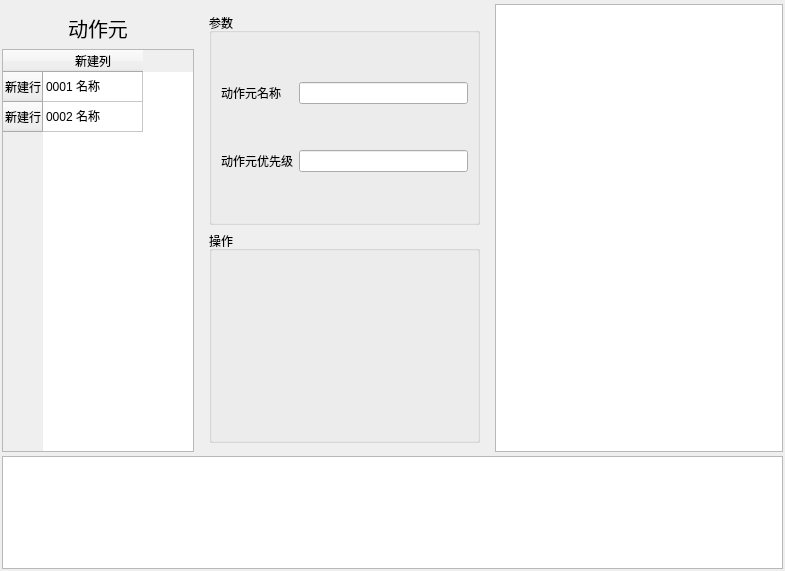
This is DrillGIFActionSequenceEditor/Source/ActionSeqModule/actionPart/p_ActionPart.ui in DrillUp/DrillGIFActionSequenceEditor as Qt 5 draws it before an edit. The edited form follows.
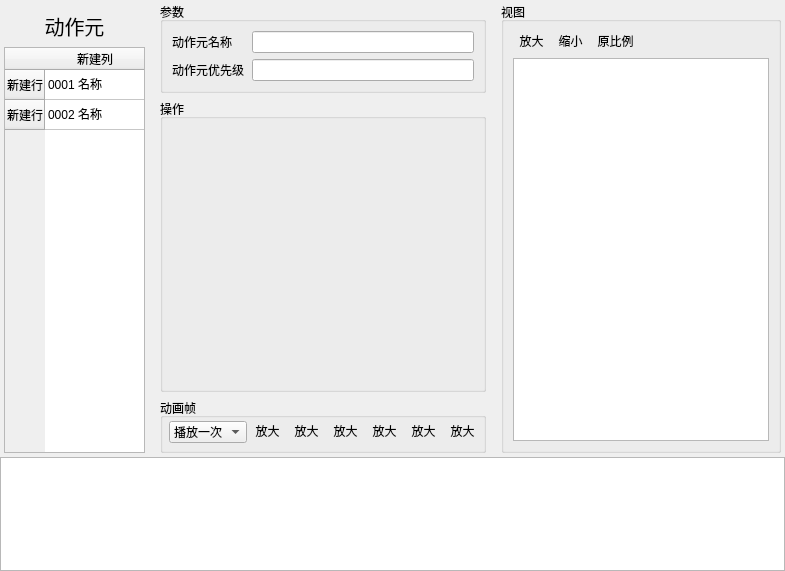
This is the edited form. Icons and pictures are not drawn.

Patch:
```diff
--- a/DrillGIFActionSequenceEditor/Source/ActionSeqModule/actionPart/p_ActionPart.ui
+++ b/DrillGIFActionSequenceEditor/Source/ActionSeqModule/actionPart/p_ActionPart.ui
@@ -18,16 +18,16 @@
     <number>2</number>
    </property>
    <property name="leftMargin">
-    <number>2</number>
+    <number>0</number>
    </property>
    <property name="topMargin">
-    <number>2</number>
+    <number>0</number>
    </property>
    <property name="rightMargin">
-    <number>2</number>
+    <number>0</number>
    </property>
    <property name="bottomMargin">
-    <number>2</number>
+    <number>0</number>
    </property>
    <item>
     <widget class="QWidget" name="widget" native="true">
@@ -36,20 +36,20 @@
        <number>0</number>
       </property>
       <property name="leftMargin">
-       <number>0</number>
+       <number>4</number>
       </property>
       <property name="topMargin">
        <number>0</number>
       </property>
       <property name="rightMargin">
-       <number>0</number>
+       <number>4</number>
       </property>
       <property name="bottomMargin">
        <number>0</number>
       </property>
       <item>
        <widget class="QWidget" name="widget_2" native="true">
-        <layout class="QHBoxLayout" name="horizontalLayout_2" stretch="2,3,3">
+        <layout class="QHBoxLayout" name="horizontalLayout_2" stretch="2,3,0">
          <property name="leftMargin">
           <number>0</number>
          </property>
@@ -140,6 +140,12 @@
             </sizepolicy>
            </property>
            <layout class="QVBoxLayout" name="verticalLayout_3">
+            <property name="topMargin">
+             <number>0</number>
+            </property>
+            <property name="bottomMargin">
+             <number>0</number>
+            </property>
             <item>
              <widget class="QGroupBox" name="groupBox">
               <property name="title">
@@ -174,13 +180,323 @@
               <property name="title">
                <string>操作</string>
               </property>
+              <layout class="QGridLayout" name="gridLayout_2">
+               <item row="0" column="0">
+                <spacer name="verticalSpacer">
+                 <property name="orientation">
+                  <enum>Qt::Vertical</enum>
+                 </property>
+                 <property name="sizeHint" stdset="0">
+                  <size>
+                   <width>20</width>
+                   <height>278</height>
+                  </size>
+                 </property>
+                </spacer>
+               </item>
+              </layout>
+             </widget>
+            </item>
+            <item>
+             <widget class="QGroupBox" name="groupBox_4">
+              <property name="styleSheet">
+               <string notr="true">
+/* 选项卡中的 按钮 样式 */
+QToolButton{
+	padding:1px;
+	padding-bottom:4px;
+	border: 1px solid transparent;
+	background: rgba(255,255,255,0);
+}
+QToolButton:hover{
+	border-radius:1px;
+	border:1px solid #f2ca58;
+	background-color: qlineargradient(spread:pad, x1:0, y1:0, x2:0, y2:1, stop:0 #fdecad, stop:0.3 #fde48c, stop:0.9 #fce58c, stop:1 #fdfadf )
+}
+
+QPushButton{
+	border: 1px solid transparent;
+	background: rgba(255,255,255,0);
+}
+QPushButton:hover{
+	border-radius:1px;
+	border:1px solid #f2ca58;
+	background-color: qlineargradient(spread:pad, x1:0, y1:0, x2:0, y2:1, stop:0 #fdecad, stop:0.3 #fde48c, stop:0.9 #fce58c, stop:1 #fdfadf );
+}</string>
+              </property>
+              <property name="title">
+               <string>动画帧</string>
+              </property>
+              <layout class="QHBoxLayout" name="horizontalLayout_3">
+               <property name="spacing">
+                <number>2</number>
+               </property>
+               <property name="leftMargin">
+                <number>6</number>
+               </property>
+               <property name="topMargin">
+                <number>0</number>
+               </property>
+               <property name="rightMargin">
+                <number>2</number>
+               </property>
+               <property name="bottomMargin">
+                <number>4</number>
+               </property>
+               <item>
+                <widget class="QComboBox" name="comboBox">
+                 <item>
+                  <property name="text">
+                   <string>播放一次</string>
+                  </property>
+                 </item>
+                 <item>
+                  <property name="text">
+                   <string>播放两次</string>
+                  </property>
+                 </item>
+                 <item>
+                  <property name="text">
+                   <string>播放三次</string>
+                  </property>
+                 </item>
+                </widget>
+               </item>
+               <item>
+                <widget class="QToolButton" name="toolButton_start">
+                 <property name="text">
+                  <string>放大</string>
+                 </property>
+                 <property name="icon">
+                  <iconset resource="../../../drillgifactionsequenceeditor.qrc">
+                   <normaloff>:/DrillGIFActionSequenceEditor/Resources/icons/player/Play_Start.png</normaloff>:/DrillGIFActionSequenceEditor/Resources/icons/player/Play_Start.png</iconset>
+                 </property>
+                 <property name="iconSize">
+                  <size>
+                   <width>20</width>
+                   <height>20</height>
+                  </size>
+                 </property>
+                </widget>
+               </item>
+               <item>
+                <widget class="QToolButton" name="toolButton_last">
+                 <property name="text">
+                  <string>放大</string>
+                 </property>
+                 <property name="icon">
+                  <iconset resource="../../../drillgifactionsequenceeditor.qrc">
+                   <normaloff>:/DrillGIFActionSequenceEditor/Resources/icons/player/Play_Last.png</normaloff>:/DrillGIFActionSequenceEditor/Resources/icons/player/Play_Last.png</iconset>
+                 </property>
+                 <property name="iconSize">
+                  <size>
+                   <width>20</width>
+                   <height>20</height>
+                  </size>
+                 </property>
+                </widget>
+               </item>
+               <item>
+                <widget class="QToolButton" name="toolButton_play">
+                 <property name="text">
+                  <string>放大</string>
+                 </property>
+                 <property name="icon">
+                  <iconset resource="../../../drillgifactionsequenceeditor.qrc">
+                   <normaloff>:/DrillGIFActionSequenceEditor/Resources/icons/player/Play_Run.png</normaloff>:/DrillGIFActionSequenceEditor/Resources/icons/player/Play_Run.png</iconset>
+                 </property>
+                 <property name="iconSize">
+                  <size>
+                   <width>20</width>
+                   <height>20</height>
+                  </size>
+                 </property>
+                </widget>
+               </item>
+               <item>
+                <widget class="QToolButton" name="toolButton_next">
+                 <property name="text">
+                  <string>放大</string>
+                 </property>
+                 <property name="icon">
+                  <iconset resource="../../../drillgifactionsequenceeditor.qrc">
+                   <normaloff>:/DrillGIFActionSequenceEditor/Resources/icons/player/Play_Next.png</normaloff>:/DrillGIFActionSequenceEditor/Resources/icons/player/Play_Next.png</iconset>
+                 </property>
+                 <property name="iconSize">
+                  <size>
+                   <width>20</width>
+                   <height>20</height>
+                  </size>
+                 </property>
+                </widget>
+               </item>
+               <item>
+                <widget class="QToolButton" name="toolButton_new">
+                 <property name="text">
+                  <string>放大</string>
+                 </property>
+                 <property name="icon">
+                  <iconset resource="../../../drillgifactionsequenceeditor.qrc">
+                   <normaloff>:/DrillGIFActionSequenceEditor/Resources/icons/menu/Common_New.png</normaloff>:/DrillGIFActionSequenceEditor/Resources/icons/menu/Common_New.png</iconset>
+                 </property>
+                 <property name="iconSize">
+                  <size>
+                   <width>20</width>
+                   <height>20</height>
+                  </size>
+                 </property>
+                </widget>
+               </item>
+               <item>
+                <widget class="QToolButton" name="toolButton_setting">
+                 <property name="text">
+                  <string>放大</string>
+                 </property>
+                 <property name="icon">
+                  <iconset resource="../../../drillgifactionsequenceeditor.qrc">
+                   <normaloff>:/DrillGIFActionSequenceEditor/Resources/icons/menu/Common_Setting.png</normaloff>:/DrillGIFActionSequenceEditor/Resources/icons/menu/Common_Setting.png</iconset>
+                 </property>
+                 <property name="iconSize">
+                  <size>
+                   <width>20</width>
+                   <height>20</height>
+                  </size>
+                 </property>
+                </widget>
+               </item>
+              </layout>
              </widget>
             </item>
            </layout>
           </widget>
          </item>
          <item>
-          <widget class="QGraphicsView" name="graphicsView"/>
+          <widget class="QGroupBox" name="groupBox_3">
+           <property name="title">
+            <string>视图</string>
+           </property>
+           <layout class="QVBoxLayout" name="verticalLayout_5">
+            <property name="spacing">
+             <number>2</number>
+            </property>
+            <property name="topMargin">
+             <number>6</number>
+            </property>
+            <item>
+             <widget class="QWidget" name="widget_5" native="true">
+              <property name="styleSheet">
+               <string notr="true">
+/* 选项卡中的 按钮 样式 */
+QToolButton{
+	padding:1px;
+	padding-bottom:4px;
+	border: 1px solid transparent;
+	background: rgba(255,255,255,0);
+}
+QToolButton:hover{
+	border-radius:1px;
+	border:1px solid #f2ca58;
+	background-color: qlineargradient(spread:pad, x1:0, y1:0, x2:0, y2:1, stop:0 #fdecad, stop:0.3 #fde48c, stop:0.9 #fce58c, stop:1 #fdfadf )
+}
+
+QPushButton{
+	border: 1px solid transparent;
+	background: rgba(255,255,255,0);
+}
+QPushButton:hover{
+	border-radius:1px;
+	border:1px solid #f2ca58;
+	background-color: qlineargradient(spread:pad, x1:0, y1:0, x2:0, y2:1, stop:0 #fdecad, stop:0.3 #fde48c, stop:0.9 #fce58c, stop:1 #fdfadf );
+}</string>
+              </property>
+              <layout class="QHBoxLayout" name="horizontalLayout">
+               <property name="spacing">
+                <number>2</number>
+               </property>
+               <property name="leftMargin">
+                <number>0</number>
+               </property>
+               <property name="topMargin">
+                <number>0</number>
+               </property>
+               <property name="rightMargin">
+                <number>0</number>
+               </property>
+               <property name="bottomMargin">
+                <number>0</number>
+               </property>
+               <item>
+                <widget class="QToolButton" name="toolButton_zoom_in">
+                 <property name="text">
+                  <string>放大</string>
+                 </property>
+                 <property name="icon">
+                  <iconset resource="../../../drillgifactionsequenceeditor.qrc">
+                   <normaloff>:/DrillGIFActionSequenceEditor/Resources/icons/view/Zoom_In.png</normaloff>:/DrillGIFActionSequenceEditor/Resources/icons/view/Zoom_In.png</iconset>
+                 </property>
+                 <property name="iconSize">
+                  <size>
+                   <width>24</width>
+                   <height>24</height>
+                  </size>
+                 </property>
+                </widget>
+               </item>
+               <item>
+                <widget class="QToolButton" name="toolButton_zoom_out">
+                 <property name="text">
+                  <string>缩小</string>
+                 </property>
+                 <property name="icon">
+                  <iconset resource="../../../drillgifactionsequenceeditor.qrc">
+                   <normaloff>:/DrillGIFActionSequenceEditor/Resources/icons/view/Zoom_Out.png</normaloff>:/DrillGIFActionSequenceEditor/Resources/icons/view/Zoom_Out.png</iconset>
+                 </property>
+                 <property name="iconSize">
+                  <size>
+                   <width>24</width>
+                   <height>24</height>
+                  </size>
+                 </property>
+                </widget>
+               </item>
+               <item>
+                <widget class="QToolButton" name="toolButton_zoom_regular">
+                 <property name="text">
+                  <string>原比例</string>
+                 </property>
+                 <property name="icon">
+                  <iconset resource="../../../drillgifactionsequenceeditor.qrc">
+                   <normaloff>:/DrillGIFActionSequenceEditor/Resources/icons/view/Zoom_Regular.png</normaloff>:/DrillGIFActionSequenceEditor/Resources/icons/view/Zoom_Regular.png</iconset>
+                 </property>
+                 <property name="iconSize">
+                  <size>
+                   <width>24</width>
+                   <height>24</height>
+                  </size>
+                 </property>
+                </widget>
+               </item>
+               <item>
+                <spacer name="horizontalSpacer">
+                 <property name="orientation">
+                  <enum>Qt::Horizontal</enum>
+                 </property>
+                 <property name="sizeHint" stdset="0">
+                  <size>
+                   <width>40</width>
+                   <height>20</height>
+                  </size>
+                 </property>
+                </spacer>
+               </item>
+              </layout>
+             </widget>
+            </item>
+            <item>
+             <widget class="QGraphicsView" name="graphicsView"/>
+            </item>
+           </layout>
+          </widget>
          </item>
         </layout>
        </widget>
@@ -189,7 +505,14 @@
     </widget>
    </item>
    <item>
-    <widget class="QGraphicsView" name="graphicsView_2"/>
+    <widget class="QListWidget" name="listWidget">
+     <property name="styleSheet">
+      <string notr="true">
+QListView::item:selected {
+	background-color: qlineargradient(spread:pad, x1:0, y1:0, x2:0, y2:1, stop:0 #5C87D9, stop:0.505 #557CC7, stop:1 #5075BC);
+}</string>
+     </property>
+    </widget>
    </item>
   </layout>
  </widget>
```
Left out of the diff: 4 changed lines with no effect on the pictures.
